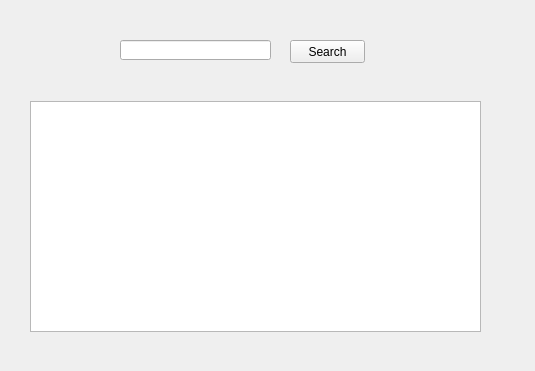
This is searchbook.ui in vuxuanvn/Excerscise-for-C-Cpp-Class as Qt 5 draws it before an edit. The edited form follows.
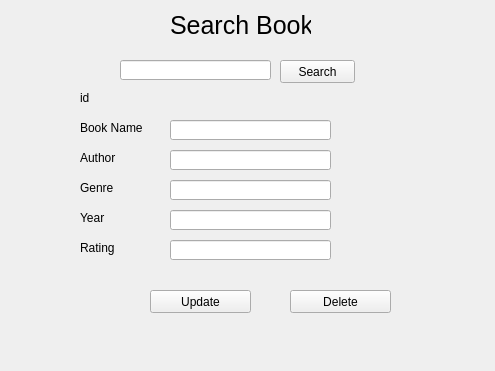
This is the edited form.

What changed in the file:
```diff
--- a/searchbook.ui
+++ b/searchbook.ui
@@ -6,7 +6,7 @@
    <rect>
     <x>0</x>
     <y>0</y>
-    <width>535</width>
+    <width>495</width>
     <height>371</height>
    </rect>
   </property>
@@ -17,7 +17,7 @@
    <property name="geometry">
     <rect>
      <x>120</x>
-     <y>40</y>
+     <y>60</y>
      <width>151</width>
      <height>20</height>
     </rect>
@@ -26,8 +26,8 @@
   <widget class="QPushButton" name="pushButtonSearch">
    <property name="geometry">
     <rect>
-     <x>290</x>
-     <y>40</y>
+     <x>280</x>
+     <y>60</y>
      <width>75</width>
      <height>23</height>
     </rect>
@@ -36,14 +36,187 @@
     <string>Search</string>
    </property>
   </widget>
-  <widget class="QTableView" name="tableView">
+  <widget class="QLabel" name="label">
    <property name="geometry">
     <rect>
-     <x>30</x>
-     <y>101</y>
-     <width>451</width>
-     <height>231</height>
+     <x>80</x>
+     <y>120</y>
+     <width>71</width>
+     <height>16</height>
     </rect>
+   </property>
+   <property name="text">
+    <string>Book Name</string>
+   </property>
+  </widget>
+  <widget class="QLabel" name="label_2">
+   <property name="geometry">
+    <rect>
+     <x>80</x>
+     <y>150</y>
+     <width>71</width>
+     <height>16</height>
+    </rect>
+   </property>
+   <property name="text">
+    <string>Author</string>
+   </property>
+  </widget>
+  <widget class="QLabel" name="label_3">
+   <property name="geometry">
+    <rect>
+     <x>80</x>
+     <y>210</y>
+     <width>71</width>
+     <height>16</height>
+    </rect>
+   </property>
+   <property name="text">
+    <string>Year</string>
+   </property>
+  </widget>
+  <widget class="QLabel" name="label_4">
+   <property name="geometry">
+    <rect>
+     <x>80</x>
+     <y>180</y>
+     <width>71</width>
+     <height>16</height>
+    </rect>
+   </property>
+   <property name="text">
+    <string>Genre</string>
+   </property>
+  </widget>
+  <widget class="QLabel" name="label_5">
+   <property name="geometry">
+    <rect>
+     <x>80</x>
+     <y>240</y>
+     <width>71</width>
+     <height>16</height>
+    </rect>
+   </property>
+   <property name="text">
+    <string>Rating</string>
+   </property>
+  </widget>
+  <widget class="QPushButton" name="pushButtonUpdate">
+   <property name="geometry">
+    <rect>
+     <x>150</x>
+     <y>290</y>
+     <width>101</width>
+     <height>23</height>
+    </rect>
+   </property>
+   <property name="text">
+    <string>Update</string>
+   </property>
+  </widget>
+  <widget class="QLineEdit" name="lineBookName">
+   <property name="geometry">
+    <rect>
+     <x>170</x>
+     <y>120</y>
+     <width>161</width>
+     <height>20</height>
+    </rect>
+   </property>
+  </widget>
+  <widget class="QLineEdit" name="lineGenre">
+   <property name="geometry">
+    <rect>
+     <x>170</x>
+     <y>180</y>
+     <width>161</width>
+     <height>20</height>
+    </rect>
+   </property>
+  </widget>
+  <widget class="QLineEdit" name="lineYear">
+   <property name="geometry">
+    <rect>
+     <x>170</x>
+     <y>210</y>
+     <width>161</width>
+     <height>20</height>
+    </rect>
+   </property>
+  </widget>
+  <widget class="QLineEdit" name="lineAuthor">
+   <property name="geometry">
+    <rect>
+     <x>170</x>
+     <y>150</y>
+     <width>161</width>
+     <height>20</height>
+    </rect>
+   </property>
+  </widget>
+  <widget class="QLineEdit" name="lineRating">
+   <property name="geometry">
+    <rect>
+     <x>170</x>
+     <y>240</y>
+     <width>161</width>
+     <height>20</height>
+    </rect>
+   </property>
+  </widget>
+  <widget class="QLabel" name="lableId">
+   <property name="geometry">
+    <rect>
+     <x>100</x>
+     <y>90</y>
+     <width>47</width>
+     <height>14</height>
+    </rect>
+   </property>
+   <property name="text">
+    <string/>
+   </property>
+  </widget>
+  <widget class="QLabel" name="label_7">
+   <property name="geometry">
+    <rect>
+     <x>80</x>
+     <y>90</y>
+     <width>71</width>
+     <height>16</height>
+    </rect>
+   </property>
+   <property name="text">
+    <string>id</string>
+   </property>
+  </widget>
+  <widget class="QPushButton" name="pushButtonDelete">
+   <property name="geometry">
+    <rect>
+     <x>290</x>
+     <y>290</y>
+     <width>101</width>
+     <height>23</height>
+    </rect>
+   </property>
+   <property name="text">
+    <string>Delete</string>
+   </property>
+  </widget>
+  <widget class="QLabel" name="label_6">
+   <property name="geometry">
+    <rect>
+     <x>170</x>
+     <y>10</y>
+     <width>141</width>
+     <height>31</height>
+    </rect>
+   </property>
+   <property name="styleSheet">
+    <string notr="true">font-size:25px</string>
+   </property>
+   <property name="text">
+    <string>Search Book</string>
    </property>
   </widget>
  </widget>
```
